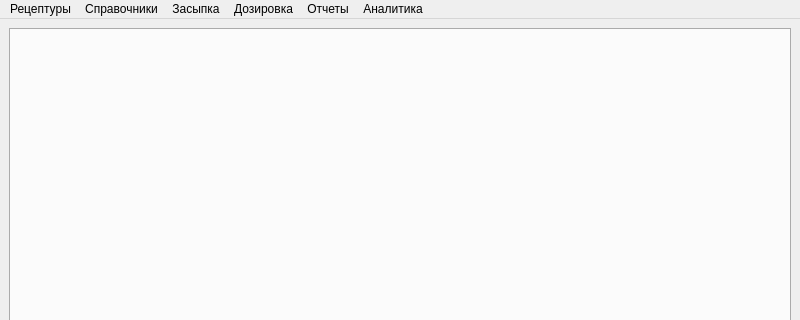
Before: the Qt Designer form mainwindow.ui in Sergeyego/el_dosage, drawn with Qt 5; both pictures show x 0 to 800 and y 0 to 320 of the 800 by 600 pixel window.
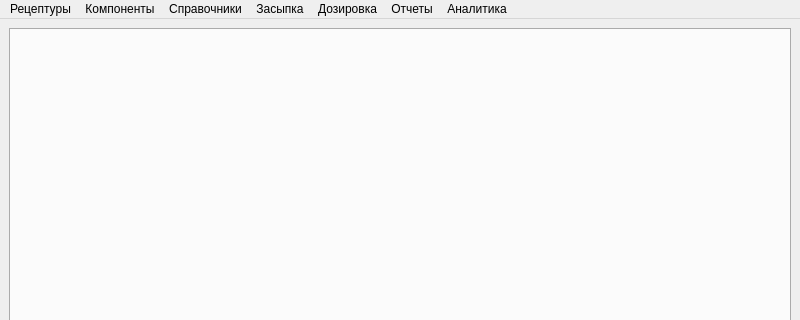
After: the same form once the commit is applied.

```diff
--- a/mainwindow.ui
+++ b/mainwindow.ui
@@ -65,7 +65,14 @@
      <string>Аналитика</string>
     </property>
    </widget>
+   <widget class="QMenu" name="menu_6">
+    <property name="title">
+     <string>Компоненты</string>
+    </property>
+    <addaction name="actionPartComp"/>
+   </widget>
    <addaction name="menu"/>
+   <addaction name="menu_6"/>
    <addaction name="menu_2"/>
    <addaction name="menu_3"/>
    <addaction name="menu_4"/>
```
Left out of the diff: 5 changed lines with no effect on the pictures.
